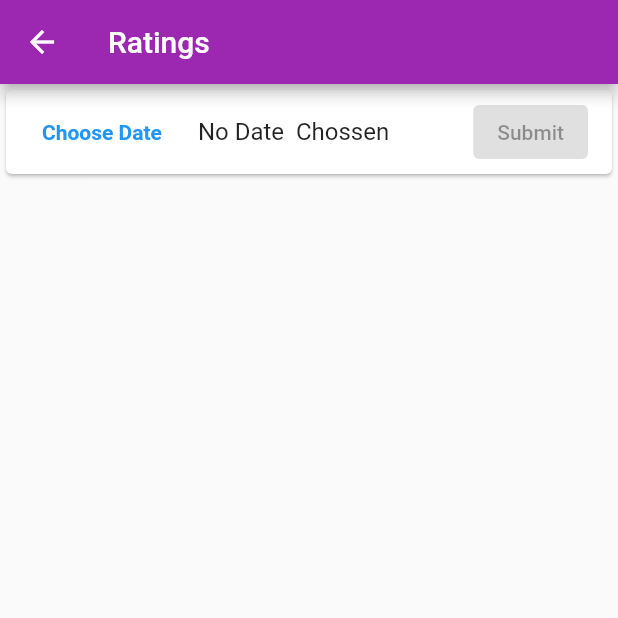
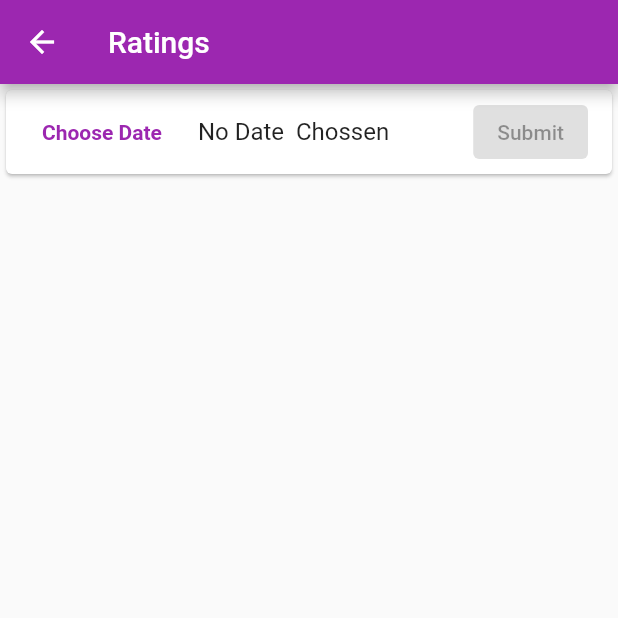
Before and after one commit to yuvanganesan/Workforce-Management-App, a Flutter app: the RatingsList screen opened directly, on a phone screen of 412 x 824 dp, the top half of it. Run offline on Flutter 3.47's test engine with Material 2 defaults, Android fonts, the phone set to English and light mode, and no system bars; our stand-ins replace flutter_rating_bar, fluttertoast; missing offline and left inert: nfc_manager; network calls fail.

Commit message:
App 80% completed

```diff
--- a/lib/screens/ot_salary.dart
+++ b/lib/screens/ot_salary.dart
@@ -58,7 +58,7 @@ class _OtSalaryState extends State<OtSalary> {
                 child: TextButton(
                   onPressed: () => datePicker(true),
                   style: TextButton.styleFrom(
-                      primary: Theme.of(context).primaryColor),
+                      foregroundColor: Theme.of(context).colorScheme.primary),
                   child: const Text(
                     'Start Date',
                     style: TextStyle(fontWeight: FontWeight.bold),
@@ -77,7 +77,7 @@ class _OtSalaryState extends State<OtSalary> {
                 child: TextButton(
                   onPressed: () => datePicker(false),
                   style: TextButton.styleFrom(
-                      primary: Theme.of(context).primaryColor),
+                      foregroundColor: Theme.of(context).colorScheme.primary),
                   child: const Text(
                     'End Date',
                     style: TextStyle(fontWeight: FontWeight.bold),
--- a/lib/screens/ratings_screen.dart
+++ b/lib/screens/ratings_screen.dart
@@ -66,8 +66,8 @@ class _RatingsListState extends State<RatingsList> {
           child: ListTile(
             leading: TextButton(
               onPressed: datePicker,
-              style:
-                  TextButton.styleFrom(primary: Theme.of(context).primaryColor),
+              style: TextButton.styleFrom(
+                  foregroundColor: Theme.of(context).colorScheme.primary),
               child: const Text(
                 'Choose Date',
                 style: TextStyle(fontWeight: FontWeight.bold),
@@ -80,7 +80,8 @@ class _RatingsListState extends State<RatingsList> {
                 : Text(DateFormat('dd/MM/yy').format(date!)),
             trailing: ElevatedButton(
                 style: ElevatedButton.styleFrom(
-                    primary: Colors.purple, onPrimary: Colors.white),
+                    foregroundColor: Colors.white,
+                    backgroundColor: Colors.purple),
                 onPressed: date != null
                     ? () async {
                         //print('submited');
@@ -148,7 +149,8 @@ class _RatingsListState extends State<RatingsList> {
             padding: const EdgeInsets.only(right: 20, left: 10),
             child: ElevatedButton(
                 style: ElevatedButton.styleFrom(
-                    primary: Colors.purple, onPrimary: Colors.white),
+                    foregroundColor: Colors.white,
+                    backgroundColor: Colors.purple),
                 onPressed: () async {
                   if (empList.every(
                       (emp) => emp.stageId != '0' && emp.ratingStar > 0)) {
--- a/lib/widgets/all_employees.dart
+++ b/lib/widgets/all_employees.dart
@@ -84,7 +84,8 @@ class _AllEmployeesState extends State<AllEmployees> {
                   //   builder: (context, value, child) =>
                   ElevatedButton(
                       style: ElevatedButton.styleFrom(
-                          primary: Colors.purple, onPrimary: Colors.white),
+                          foregroundColor: Colors.white,
+                          backgroundColor: Colors.purple),
                       onPressed: (otEmployes.isEmpty ||
                               otEmployes.any((otEmp) => otEmp.statusCode != 5))
                           //         &&
--- a/lib/widgets/main_drawer.dart
+++ b/lib/widgets/main_drawer.dart
@@ -12,7 +12,7 @@ class MainDrawer extends StatelessWidget {
         Container(
           height: 120,
           width: double.infinity,
-          color: Theme.of(context).primaryColor,
+          color: Theme.of(context).colorScheme.primary,
           alignment: Alignment.centerLeft,
           child: FittedBox(
             fit: BoxFit.fitWidth,
--- a/lib/widgets/ot_employees.dart
+++ b/lib/widgets/ot_employees.dart
@@ -41,7 +41,8 @@ class OtEmployees extends StatelessWidget {
             child: Consumer<Employees>(
                 builder: (context, confirm, _) => ElevatedButton(
                       style: ElevatedButton.styleFrom(
-                          primary: Colors.purple, onPrimary: Colors.white),
+                          foregroundColor: Colors.white,
+                          backgroundColor: Colors.purple),
                       onPressed: otEmployees.isNotEmpty &&
                               otEmployees.any((otEmp) => otEmp.statusCode != 5)
                           ? () {
```
Also changed, not shown: lib/screens/employee_attendence.dart (+4 -3 lines), lib/screens/late_early_punch.dart (+4 -3 lines), lib/screens/ot_staff_select.dart (+5 -3 lines), lib/widgets/attendence_card_list.dart (+4 -3 lines), lib/widgets/home_top.dart (+8 -4 lines).
